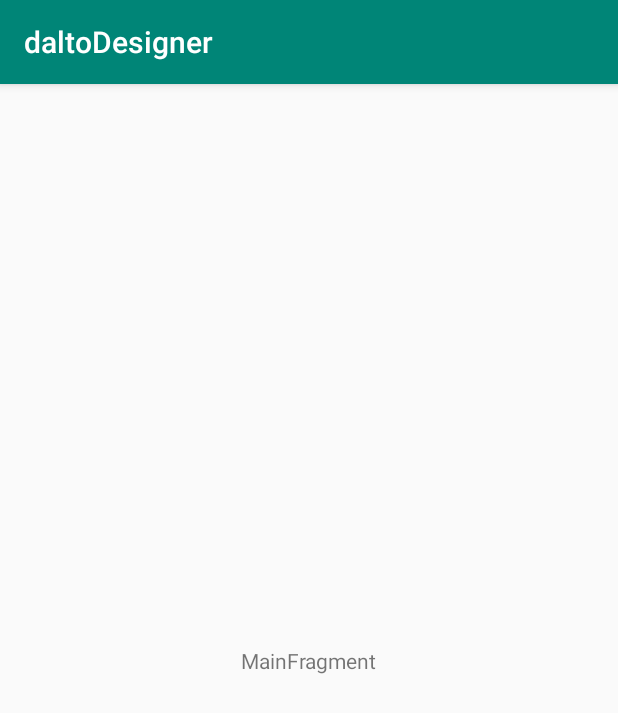
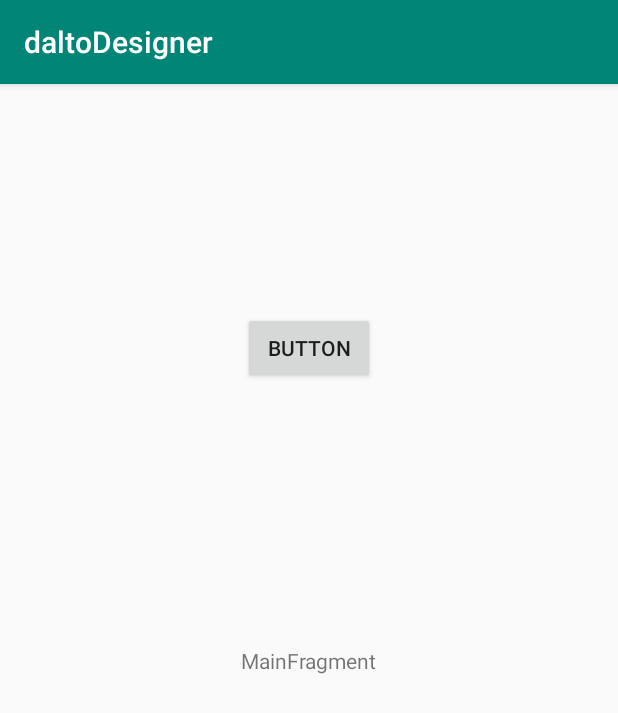
Before and after one commit to proyectos-savsolutions/daltoDesigner, an Android app: the screen it shows after launch (MainActivity), on a phone screen of 412 x 824 dp. Shown: the top 713 px of the screen. Run offline under Robolectric (Android 15) with nearby library versions, the phone set to English and light mode, and no system bars.

Commit message:
Adición de fragmentos (clases y plantillas) de la versión de prueba para realización del proyecto

```diff
--- a/app/build.gradle
+++ b/app/build.gradle
@@ -31,4 +31,5 @@ dependencies {
     testImplementation 'junit:junit:4.12'
     androidTestImplementation 'com.android.support.test:runner:1.0.2'
     androidTestImplementation 'com.android.support.test.espresso:espresso-core:3.0.2'
+    implementation 'android.arch.navigation:navigation-fragment:1.0.0-alpha06'
 }
--- a/app/src/main/java/co/savsolutions/daltodesigner/MainActivity.kt
+++ b/app/src/main/java/co/savsolutions/daltodesigner/MainActivity.kt
@@ -1,10 +1,15 @@
 package co.savsolutions.daltodesigner
 
+import android.net.Uri
 import android.support.v7.app.AppCompatActivity
 import android.os.Bundle
 import co.savsolutions.daltodesigner.ui.main.MainFragment
 
-class MainActivity : AppCompatActivity() {
+class MainActivity : AppCompatActivity(),
+    frgAreaDibujo.OnFragmentInteractionListener,
+    frgCargar_Diseno.OnFragmentInteractionListener,
+    frgFiltrosColores.OnFragmentInteractionListener,
+    frgCompartirDiseno.OnFragmentInteractionListener {
 
     override fun onCreate(savedInstanceState: Bundle?) {
         super.onCreate(savedInstanceState)
@@ -16,4 +21,9 @@ class MainActivity : AppCompatActivity() {
         }
     }
 
+    override fun onFragmentInteraction(uri: Uri) {
+
+        // Prueba
+    }
+
 }
--- a/app/src/main/res/layout/main_fragment.xml
+++ b/app/src/main/res/layout/main_fragment.xml
@@ -9,7 +9,7 @@
         tools:context=".ui.main.MainFragment">
 
     <TextView
-            android:id="@+id/message"
+            android:id="@+id/msgPrincipal"
             android:layout_width="wrap_content"
             android:layout_height="wrap_content"
             android:text="MainFragment"
@@ -17,5 +17,13 @@
             app:layout_constraintEnd_toEndOf="parent"
             app:layout_constraintStart_toStartOf="parent"
             app:layout_constraintTop_toTopOf="parent"/>
+    <Button
+            android:text="Button"
+            android:layout_width="wrap_content"
+            android:layout_height="wrap_content"
+            android:id="@+id/btnLanzar" app:layout_constraintEnd_toEndOf="parent" android:layout_marginEnd="8dp"
+            android:layout_marginRight="8dp" app:layout_constraintStart_toStartOf="parent"
+            android:layout_marginLeft="8dp" android:layout_marginStart="8dp" android:layout_marginTop="152dp"
+            app:layout_constraintTop_toTopOf="parent"/>
 
 </android.support.constraint.ConstraintLayout>
```
Also changed, not shown: app/src/main/res/navigation/mapa_navegacion.xml (added, +12 -0 lines), app/src/main/res/values/strings.xml (+10 -0 lines).
